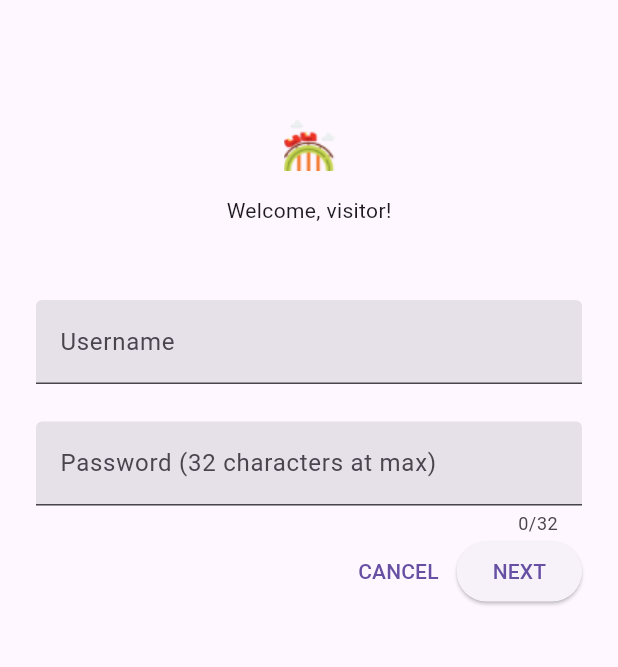
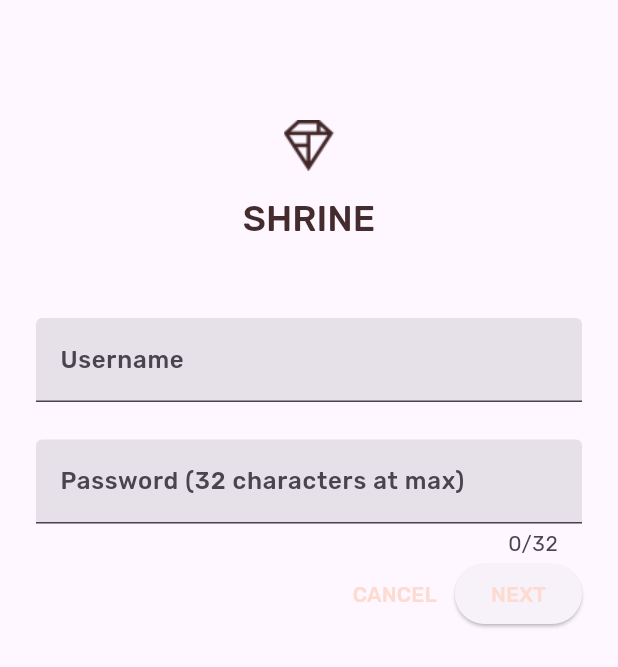
Before and after one commit to kmuzaki/flutterMaterialCompentsBasics, a Flutter app: the screen it shows after launch, on a phone screen of 412 x 824 dp. Shown: the top 667 px of the screen. Run offline on Flutter 3.47's test engine with Material 3 defaults, Android fonts, the phone set to English and light mode, and no system bars.

Commit message:
changeTypographyAndTheme

```diff
--- a/material-components-flutter-codelabs-101-starter/mdc_100_series/lib/login.dart
+++ b/material-components-flutter-codelabs-101-starter/mdc_100_series/lib/login.dart
@@ -36,9 +36,12 @@ class _LoginPageState extends State<LoginPage> {
             const SizedBox(height: 80.0),
             Column(
               children: <Widget>[
-                Image.asset('assets/rollerCoaster.png'),
+                Image.asset('assets/diamond.png'),
                 const SizedBox(height: 16.0),
-                const Text('Welcome, visitor!'),
+                Text(
+                  'SHRINE',
+                  style: Theme.of(context).textTheme.headlineSmall,
+                ),
               ],
             ),
             const SizedBox(height: 50.0),
```
Also changed, not shown: material-components-flutter-codelabs-101-starter/mdc_100_series/lib/app.dart (+52 -2 lines), material-components-flutter-codelabs-101-starter/mdc_100_series/lib/colors.dart (added, +13 -0 lines), material-components-flutter-codelabs-101-starter/mdc_100_series/pubspec.yaml (+7 -0 lines).
